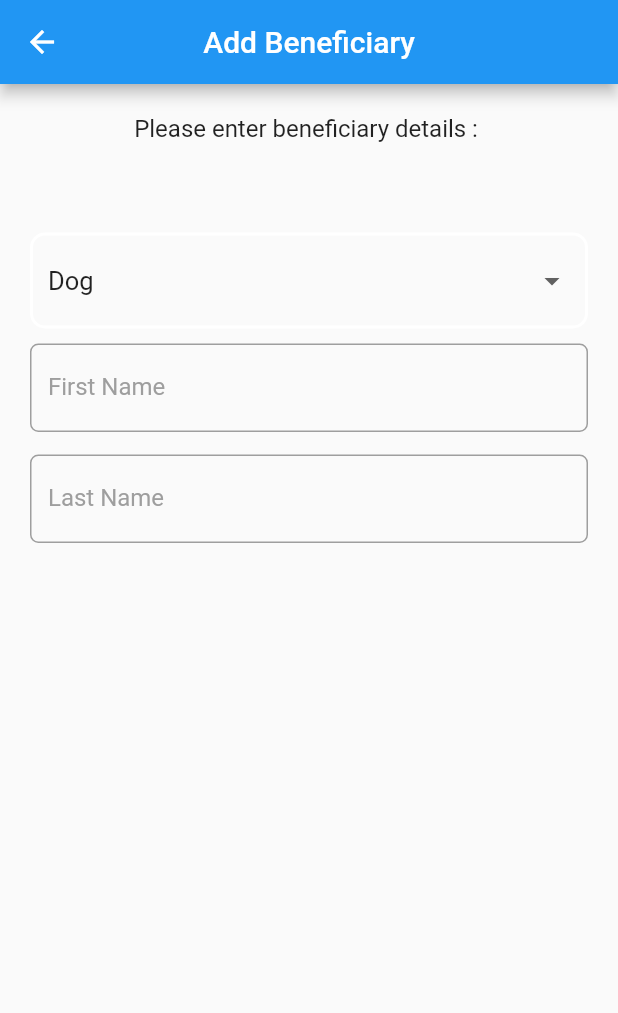
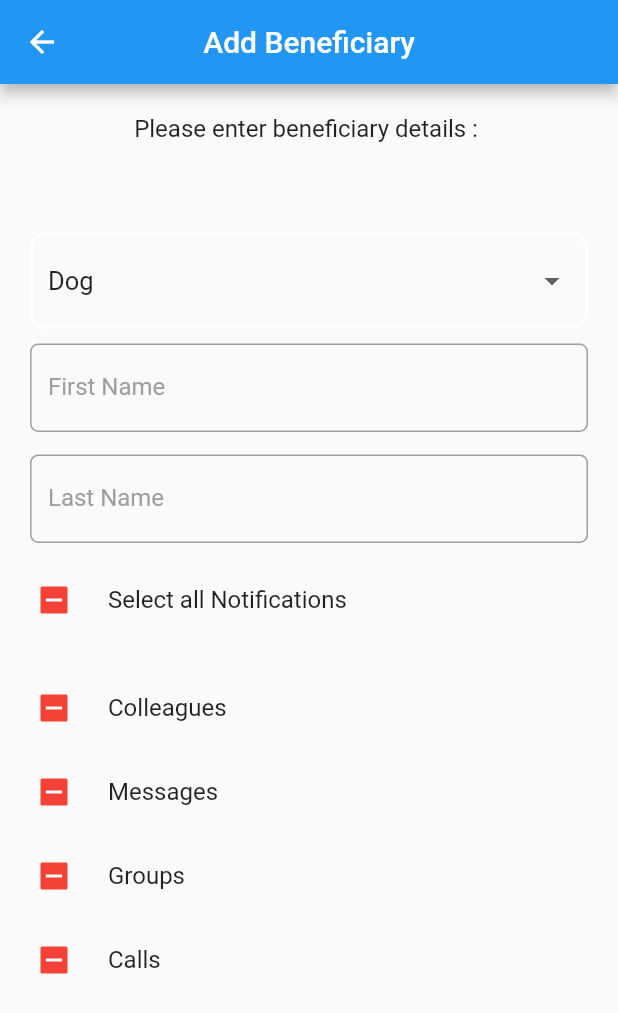
Before and after one commit to hyzic23/flutter_with_hooks, a Flutter app: the AddBeneficiary screen opened directly, on a phone screen of 412 x 824 dp. Shown: the top 1013 px of the screen. Run offline on Flutter 3.47's test engine with Material 2 defaults, Android fonts, the phone set to English and light mode, and no system bars; our stand-ins replace dio.

Commit message:
Added Group checkboxes and toggle checkbox to select and unselect

```diff
--- a/lib/screens/add_beneficiary.dart
+++ b/lib/screens/add_beneficiary.dart
@@ -1,4 +1,5 @@
 import 'package:flutter/material.dart';
+import 'package:flutter_with_hooks_app/widgets/check_box_widget.dart';
 import 'package:flutter_with_hooks_app/widgets/drop_down_form_widget.dart';
 import 'package:flutter_with_hooks_app/widgets/text_form_field_widget.dart';
 
@@ -33,6 +34,51 @@ class _AddBeneficiaryWidgetState extends State<AddBeneficiaryWidget> {
   final formKey = GlobalKey<FormState>();
   String dropDownValue = 'Dog';
   bool? isChecked = false;
+
+  final allNotifications = CheckBoxWidget(title: 'Select all Notifications');
+
+  final notifications = [
+    CheckBoxWidget(title: 'Colleagues'),
+    CheckBoxWidget(title: 'Messages'),
+    CheckBoxWidget(title: 'Groups'),
+    CheckBoxWidget(title: 'Calls'),
+  ];
+
+  Widget buildSingleCheckbox(CheckBoxWidget checkbox) => CheckboxListTile(
+        controlAffinity: ListTileControlAffinity.leading,
+        activeColor: Colors.red,
+        value: checkbox.value,
+        title: Text(checkbox.title, style: const TextStyle(fontSize: 16)),
+        tristate: true,
+        onChanged: (bool? newValue) {
+          setState(() {
+            checkbox.value = newValue;
+            allNotifications.value =
+                notifications.every((notify) => notify.value == true);
+          });
+        },
+      );
+
+  Widget buildGroupCheckbox(CheckBoxWidget checkbox) => CheckboxListTile(
+        controlAffinity: ListTileControlAffinity.leading,
+        activeColor: Colors.red,
+        value: checkbox.value,
+        title: Text(checkbox.title, style: const TextStyle(fontSize: 16)),
+        tristate: true,
+        onChanged: toggleGroupCheckbox,
+      );
+
+  void toggleGroupCheckbox(bool? value) {
+    if (value == null) return;
+    setState(() {
+      allNotifications.value = value;
+      for (var notify in notifications) {
+        notify.value = value;
+      }
+      //notifications.forEach((notification) =>  notification.value = value);
+    });
+  }
+
   @override
   Widget build(BuildContext context) {
     return Form(
@@ -61,21 +107,10 @@ class _AddBeneficiaryWidgetState extends State<AddBeneficiaryWidget> {
             padding: const EdgeInsets.symmetric(vertical: 5, horizontal: 20),
             child: lastNameField(),
           ),
-          // const SizedBox(height: 5),
-          // CheckboxListTile(
-          //   title: const Text('Checkbox List Tile'),
-          //   value: isChecked,
-          //   onChanged: (bool? newValue) {
-          //     setState(() {
-          //       isChecked = newValue;
-          //     });
-          //   },
-          //   activeColor: Colors.orangeAccent,
-          //   checkColor: Colors.white,
-          //   //subtitle: const Text('This is the subtitle'),
-          //   //controlAffinity: ListTileControlAffinity.leading,
-          //   //tristate: true,
-          // ),
+          const SizedBox(height: 5),
+          buildGroupCheckbox(allNotifications),
+          const Divider(color: Colors.white),
+          ...notifications.map(buildSingleCheckbox).toList(),
         ],
       ),
     );
@@ -89,7 +124,7 @@ class _AddBeneficiaryWidgetState extends State<AddBeneficiaryWidget> {
         onChanged: (newValue) {
           setState(() {
             dropDownValue = newValue;
-            print('New Value $dropDownValue');
+            //print('New Value $dropDownValue');
           });
         },
         dropdownItems: <String>['Dog', 'Cat', 'Tiger', 'Lion']
--- /dev/null
+++ b/lib/widgets/check_box_widget.dart
@@ -0,0 +1,9 @@
+class CheckBoxWidget {
+  final String title;
+  bool? value;
+
+  CheckBoxWidget({
+    required this.title,
+    this.value,
+  });
+}
--- a/pubspec.yaml
+++ b/pubspec.yaml
@@ -39,7 +39,7 @@ dependencies:
   http: ^1.1.0
   dio: ^5.2.1+1
   fluttertoast: ^8.2.2
-  firebase_database: ^10.2.3
+  #firebase_database: ^10.2.3
 
 dev_dependencies:
   flutter_test:
```
Also changed, not shown: pubspec.lock, 3 other files.
